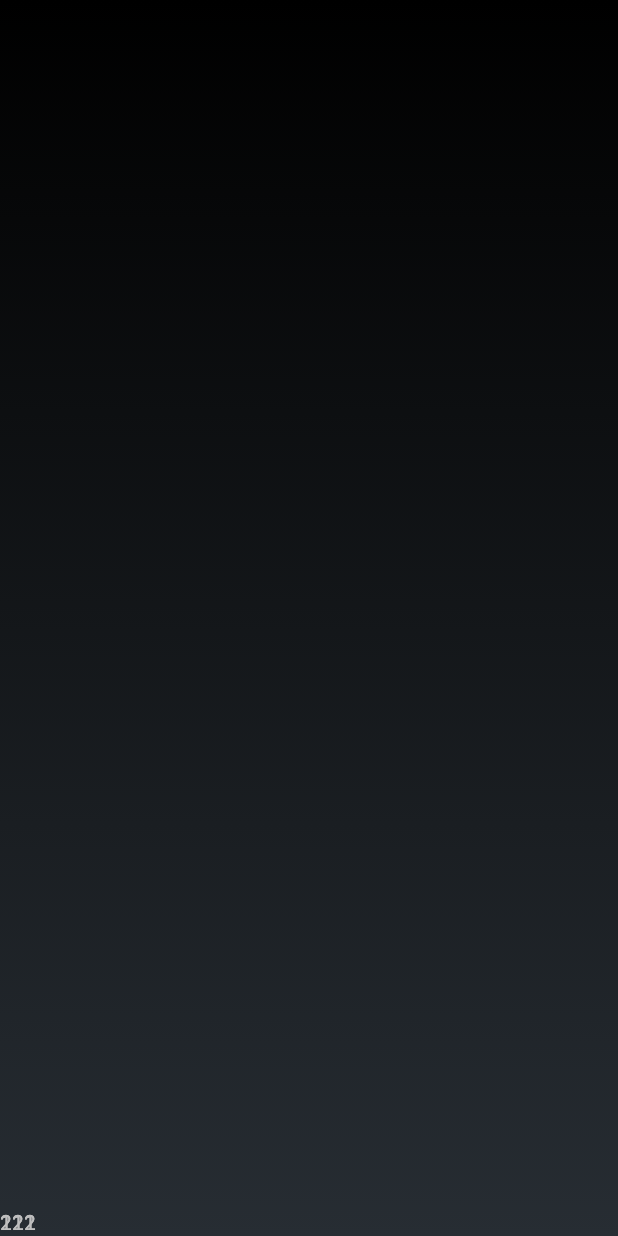
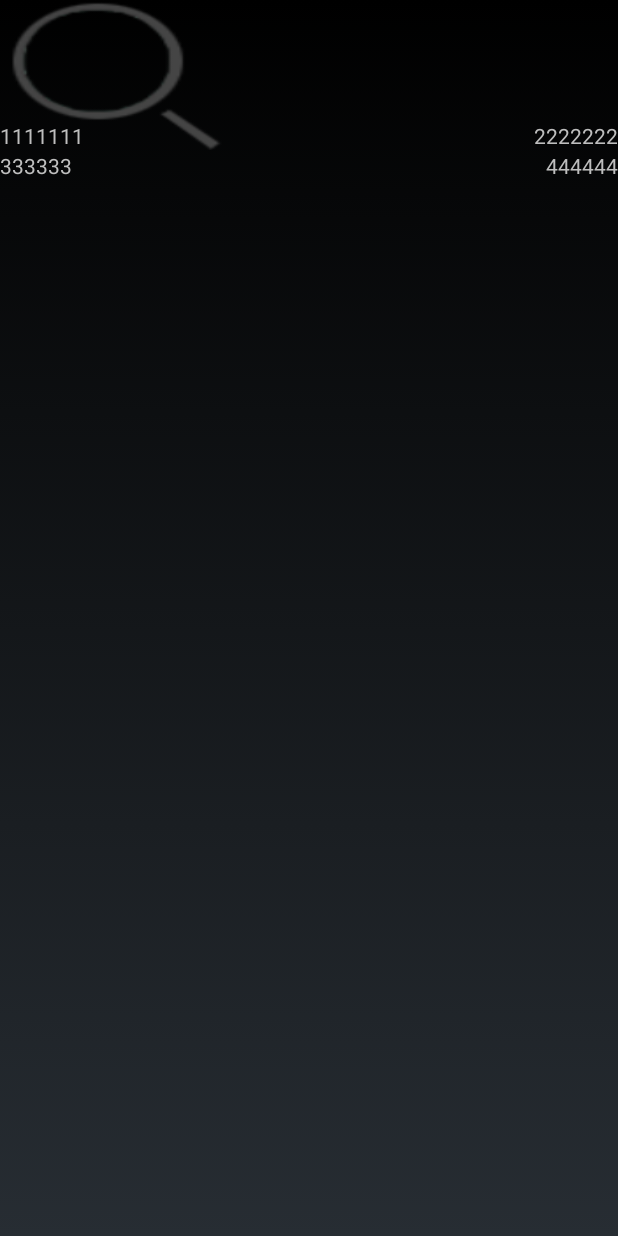
Before and after one commit to immrwk/Fuwai, an Android app: the layout item_video.xml on its own in the app's theme, with its tools: preview values and no code run, on a phone screen of 412 x 824 dp. Run offline under Robolectric (Android 15) with nearby library versions, the phone set to English and light mode, and no system bars.

Commit message:
点播内容

```diff
--- a/app/src/main/java/com/immrwk/myworkspace/api/FunctionTag.java
+++ b/app/src/main/java/com/immrwk/myworkspace/function/FunctionTag.java
@@ -1,4 +1,4 @@
-package com.immrwk.myworkspace.api;
+package com.immrwk.myworkspace.function;
 
 /**
  * Created by Administrator on 2016/5/15 0015.
--- a/app/src/main/java/com/immrwk/myworkspace/function/UserFunction.java
+++ b/app/src/main/java/com/immrwk/myworkspace/function/UserFunction.java
@@ -8,7 +8,6 @@ import com.android.volley.RequestQueue;
 import com.android.volley.Response;
 import com.android.volley.VolleyError;
 import com.android.volley.toolbox.JsonArrayRequest;
-import com.immrwk.myworkspace.api.FunctionTag;
 import com.immrwk.myworkspace.api.FuwaiAPI;
 
 import org.json.JSONArray;
@@ -130,8 +129,9 @@ public class UserFunction {
      * @param userId
      * @param handler
      */
-    public static void getDemandVideo(RequestQueue mRequestQueue, String classifyId, String pageNow, String userId, final Handler handler) {
+    public static void getDemandVideo(RequestQueue mRequestQueue, int classifyId, int pageNow, String userId, final Handler handler) {
         String demandVideoUrl = FuwaiAPI.DemandVideoUrl + "?classifyId=" + classifyId + "&pageNow=" + pageNow + "&userId=" + userId;
+        Log.e("wang",demandVideoUrl);
         JsonArrayRequest rep = new JsonArrayRequest(demandVideoUrl, new Response.Listener<JSONArray>() {
             @Override
             public void onResponse(JSONArray jsonArray) {
--- a/app/src/main/java/com/immrwk/myworkspace/ui/ClassifyFragment.java
+++ b/app/src/main/java/com/immrwk/myworkspace/ui/ClassifyFragment.java
@@ -14,7 +14,7 @@ import com.android.volley.RequestQueue;
 import com.android.volley.toolbox.Volley;
 import com.immrwk.myworkspace.R;
 import com.immrwk.myworkspace.adapter.VideoClassifyAdapter;
-import com.immrwk.myworkspace.api.FunctionTag;
+import com.immrwk.myworkspace.function.FunctionTag;
 import com.immrwk.myworkspace.bean.VideoClassifyModel;
 import com.immrwk.myworkspace.function.UserFunction;
 
--- a/app/src/main/java/com/immrwk/myworkspace/ui/LoginActivity.java
+++ b/app/src/main/java/com/immrwk/myworkspace/ui/LoginActivity.java
@@ -16,7 +16,7 @@ import com.android.volley.toolbox.Volley;
 import com.immrwk.myworkspace.AppConfig;
 import com.immrwk.myworkspace.R;
 import com.immrwk.myworkspace.bean.User;
-import com.immrwk.myworkspace.api.FunctionTag;
+import com.immrwk.myworkspace.function.FunctionTag;
 import com.immrwk.myworkspace.function.UserFunction;
 import com.immrwk.myworkspace.util.MD5Util;
 
--- a/app/src/main/java/com/immrwk/myworkspace/ui/SearchFragment.java
+++ b/app/src/main/java/com/immrwk/myworkspace/ui/SearchFragment.java
@@ -19,8 +19,7 @@ import com.android.volley.RequestQueue;
 import com.android.volley.toolbox.Volley;
 import com.immrwk.myworkspace.AppConfig;
 import com.immrwk.myworkspace.R;
-import com.immrwk.myworkspace.bean.User;
-import com.immrwk.myworkspace.api.FunctionTag;
+import com.immrwk.myworkspace.function.FunctionTag;
 import com.immrwk.myworkspace.function.UserFunction;
 
 import org.json.JSONArray;
--- a/app/src/main/java/com/immrwk/myworkspace/ui/SettingFragment.java
+++ b/app/src/main/java/com/immrwk/myworkspace/ui/SettingFragment.java
@@ -18,7 +18,7 @@ import com.android.volley.RequestQueue;
 import com.android.volley.toolbox.Volley;
 import com.immrwk.myworkspace.AppConfig;
 import com.immrwk.myworkspace.R;
-import com.immrwk.myworkspace.api.FunctionTag;
+import com.immrwk.myworkspace.function.FunctionTag;
 import com.immrwk.myworkspace.bean.UpdateInfo;
 import com.immrwk.myworkspace.function.UserFunction;
 import com.immrwk.myworkspace.util.DataCleanManager;
--- a/app/src/main/java/com/immrwk/myworkspace/ui/WelcomeActivity.java
+++ b/app/src/main/java/com/immrwk/myworkspace/ui/WelcomeActivity.java
@@ -10,7 +10,7 @@ import com.android.volley.RequestQueue;
 import com.android.volley.toolbox.Volley;
 import com.immrwk.myworkspace.AppConfig;
 import com.immrwk.myworkspace.R;
-import com.immrwk.myworkspace.api.FunctionTag;
+import com.immrwk.myworkspace.function.FunctionTag;
 import com.immrwk.myworkspace.bean.UpdateInfo;
 import com.immrwk.myworkspace.function.UserFunction;
 
--- a/app/src/main/res/layout/fragment_search.xml
+++ b/app/src/main/res/layout/fragment_search.xml
@@ -22,7 +22,8 @@
             android:drawablePadding="@dimen/dimen_10dp"
             android:gravity="center_vertical"
             android:hint="请输入搜索内容"
-            android:paddingLeft="5dp" />
+            android:paddingLeft="5dp"
+            android:singleLine="true" />
 
         <Button
             android:id="@+id/btn_search"
--- a/app/src/main/res/layout/item_video.xml
+++ b/app/src/main/res/layout/item_video.xml
@@ -1,16 +1,19 @@
 <?xml version="1.0" encoding="utf-8"?>
 <RelativeLayout xmlns:android="http://schemas.android.com/apk/res/android"
     android:layout_width="wrap_content"
-    android:layout_height="wrap_content">
+    android:layout_height="120dp">
 
     <RelativeLayout
         android:layout_width="wrap_content"
-        android:layout_height="wrap_content">
+        android:layout_height="100dp"
+        android:layout_marginBottom="@dimen/dimen_15dp">
 
         <ImageView
             android:id="@+id/iv_videopic"
-            android:layout_width="wrap_content"
-            android:layout_height="wrap_content" />
+            android:layout_width="150dp"
+            android:layout_height="100dp"
+            android:scaleType="fitXY"
+            android:src="@drawable/search_normal" />
 
         <TextView
             android:id="@+id/tv_videoname"
@@ -18,15 +21,21 @@
             android:layout_height="wrap_content"
             android:layout_alignParentBottom="true"
             android:layout_alignParentLeft="true"
-            android:text="111" />
+            android:ellipsize="end"
+            android:maxEms="5"
+            android:singleLine="true"
+            android:text="1111111" />
 
         <TextView
             android:id="@+id/tv_videoCreateTime"
             android:layout_width="wrap_content"
             android:layout_height="wrap_content"
             android:layout_alignParentBottom="true"
-            android:layout_alignParentLeft="true"
-            android:text="222" />
+            android:layout_alignParentRight="true"
+            android:ellipsize="end"
+            android:maxEms="5"
+            android:singleLine="true"
+            android:text="2222222" />
     </RelativeLayout>
 
     <TextView
@@ -36,14 +45,17 @@
         android:layout_alignParentBottom="true"
         android:layout_alignParentLeft="true"
         android:layout_marginTop="2dp"
-        android:text="111" />
+        android:ellipsize="end"
+        android:maxEms="5"
+        android:singleLine="true"
+        android:text="333333" />
 
     <TextView
         android:id="@+id/tv_videoHits"
         android:layout_width="wrap_content"
         android:layout_height="wrap_content"
         android:layout_alignParentBottom="true"
-        android:layout_alignParentLeft="true"
+        android:layout_alignParentRight="true"
         android:layout_marginTop="2dp"
-        android:text="222" />
+        android:text="444444" />
 </RelativeLayout>
--- a/app/src/main/res/values/dimens.xml
+++ b/app/src/main/res/values/dimens.xml
@@ -5,6 +5,7 @@
     <dimen name="dimen_30dp">30dp</dimen>
     <dimen name="dimen_20dp">20dp</dimen>
     <dimen name="dimen_10dp">10dp</dimen>
+    <dimen name="dimen_15dp">15dp</dimen>
     <dimen name="dimen_25dp">25dp</dimen>
     <dimen name="dimen_5dp">5dp</dimen>
     <dimen name="dimen_3dp">3dp</dimen>
```
Also changed, not shown: app/src/main/java/com/immrwk/myworkspace/adapter/VideoAdapter.java (+8 -0 lines), app/src/main/java/com/immrwk/myworkspace/ui/HomeFragment.java (+95 -0 lines), app/src/main/java/com/immrwk/myworkspace/util/Tools.java (added, +60 -0 lines), app/src/main/res/layout/fragment_home.xml (+36 -7 lines).
